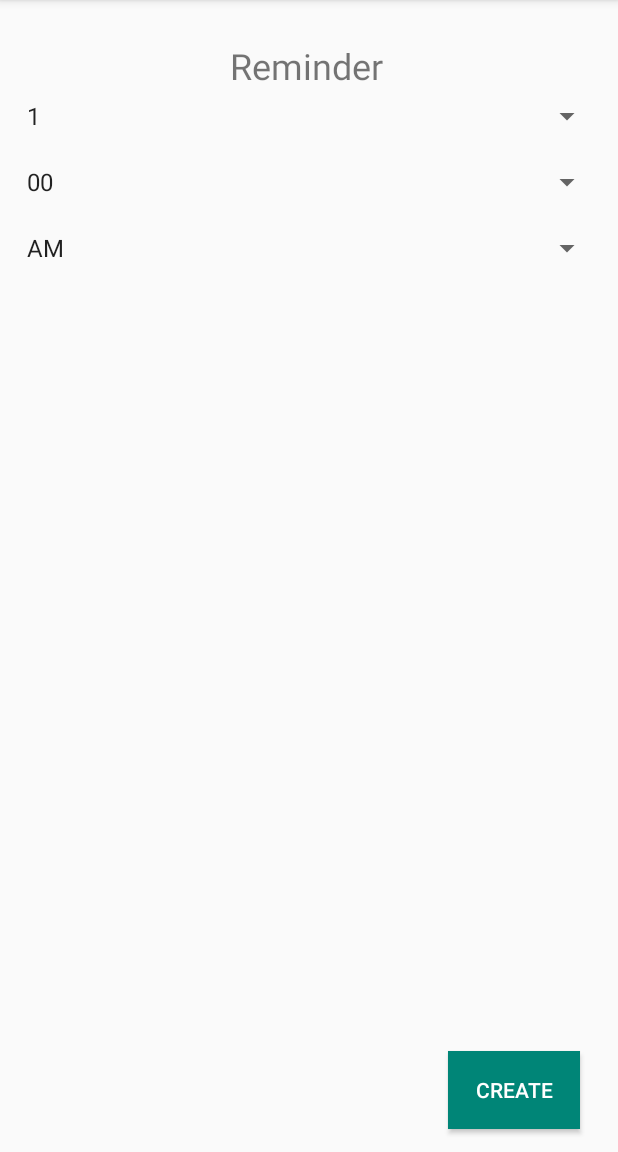
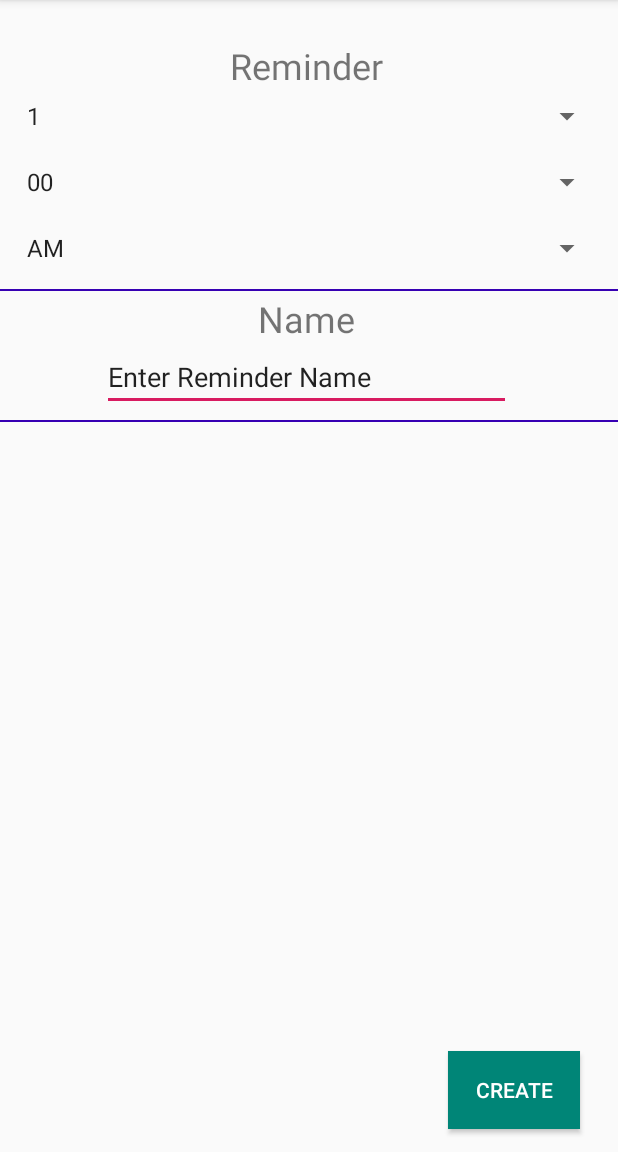
Before and after one commit to JohnK0/NudgeSwype, an Android app: the AddReminder screen opened directly, with no data from a screen before it, on a phone screen of 412 x 824 dp, the part 84-1236 px from its top. Run offline under Robolectric (Android 15) with nearby library versions, the phone set to English and light mode, and no system bars.

Commit message:
Added 'Create Reminder Name' to GUI

```diff
--- a/app/src/main/res/layout/activity_add_reminder.xml
+++ b/app/src/main/res/layout/activity_add_reminder.xml
@@ -58,5 +58,45 @@
             android:layout_marginRight="149dp" android:layout_marginEnd="149dp" android:layout_alignParentStart="true"
             android:layout_marginLeft="153dp" android:layout_marginStart="153dp" android:layout_alignParentLeft="true"
     />
+    <TextView
+            android:text="Name"
+            android:layout_width="68dp"
+            android:layout_height="wrap_content" android:id="@+id/reminder" android:textSize="24sp"
+            android:layout_marginTop="2dp"
+            android:layout_alignParentEnd="true" android:layout_alignParentRight="true"
+            android:layout_marginRight="170dp" android:layout_marginEnd="170dp" android:layout_alignParentStart="true"
+            android:layout_marginLeft="172dp" android:layout_marginStart="172dp" android:layout_alignParentLeft="true"
+            android:layout_below="@+id/divider"/>
+    <View
+            android:id="@+id/divider"
+            android:layout_width="match_parent"
+            android:layout_height="1dp"
+            android:background="@color/design_default_color_primary_dark"
+            android:layout_marginTop="5dp"
+            android:layout_below="@+id/period_spinner" android:layout_alignParentStart="true"
+            android:layout_marginLeft="0dp" android:layout_marginStart="0dp" android:layout_alignParentLeft="true"
+            android:layout_alignParentEnd="true" android:layout_alignParentRight="true" android:layout_marginRight="0dp"
+            android:layout_marginEnd="0dp" android:visibility="visible"/>
+    <View
+            android:id="@+id/divider2"
+            android:layout_width="match_parent"
+            android:layout_height="1dp"
+            android:background="@color/design_default_color_primary_dark"
+            android:layout_marginTop="6dp"
+            android:layout_below="@+id/editText" android:layout_alignParentStart="true"
+            android:layout_marginLeft="0dp" android:layout_marginStart="0dp" android:layout_alignParentLeft="true"
+            android:layout_alignParentEnd="true" android:layout_alignParentRight="true" android:layout_marginRight="0dp"
+            android:layout_marginEnd="0dp" android:visibility="visible"/>
+    <EditText
+            android:layout_width="271dp"
+            android:layout_height="wrap_content"
+            android:inputType="textPersonName"
+            android:text="Enter Reminder Name"
+            android:ems="10"
+            android:id="@+id/editText"
+            android:layout_alignParentEnd="true" android:layout_alignParentRight="true"
+            android:layout_marginRight="71dp" android:layout_marginEnd="71dp" android:layout_alignParentStart="true"
+            android:layout_marginLeft="68dp" android:layout_marginStart="68dp" android:layout_alignParentLeft="true"
+            android:layout_marginTop="0dp" android:layout_below="@+id/reminder"/>
 
 </RelativeLayout>
```
Also changed, not shown: app/src/main/java/com/hci/nudgeswype/AddReminder.kt (+20 -0 lines).
